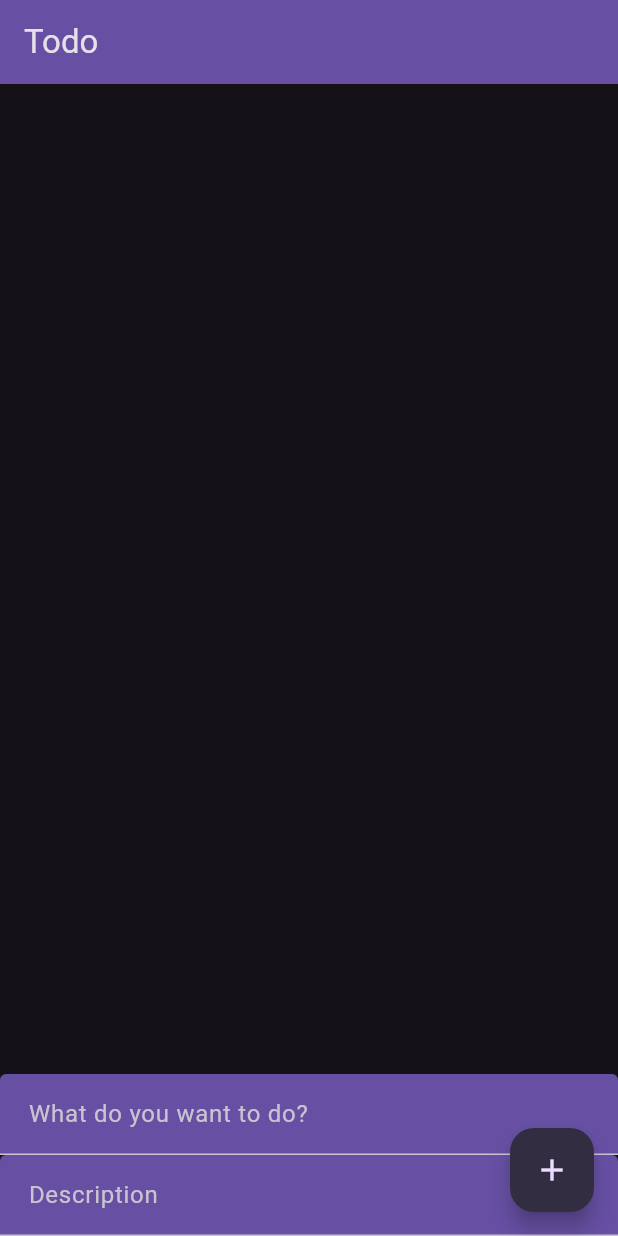
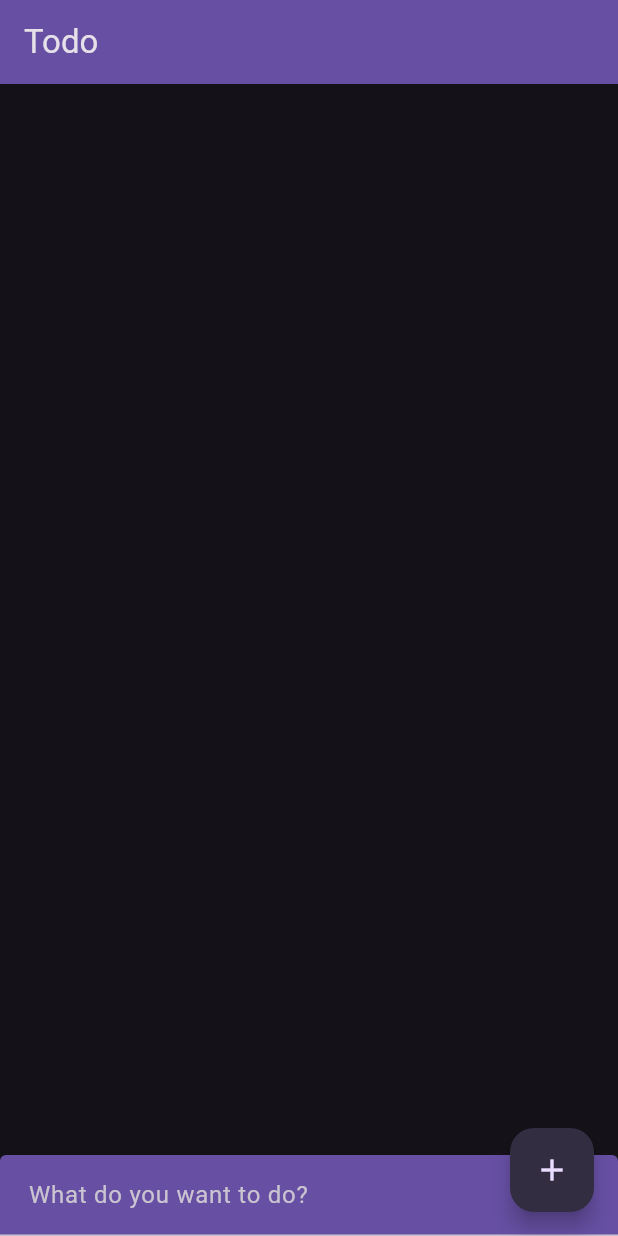
Before and after one commit to CollCaz/Flutter-Todo, a Flutter app: the screen it shows after launch, on a phone screen of 412 x 824 dp. Run offline on Flutter 3.47's test engine with Material 2 defaults, Android fonts, the phone set to English and light mode, and no system bars.

Commit message:
now descriptions can be written and edited from the list item itself

```diff
--- a/todo/lib/main.dart
+++ b/todo/lib/main.dart
@@ -83,6 +83,7 @@ class _TodoListState extends State<TodoList> {
   // values to poplate the todosMap
 
 
+
   bool _addTodoItem() {
       if (todoText == "") {
         DoNothingAction();
@@ -157,16 +158,6 @@ class _TodoListState extends State<TodoList> {
                         fillColor: Theme.of(context).colorScheme.inversePrimary,
                         hintText: "What do you want to do?"),
                   ),
-                    TextField(
-                    controller: _todoDescTextController,
-                    onChanged: (value) => todoDescText = value,
-                    onSubmitted: (value) => {_addTodoItemAndClearText()},
-                    decoration: InputDecoration(
-                        contentPadding: const EdgeInsets.all(15),
-                        filled: true,
-                        fillColor: Theme.of(context).colorScheme.inversePrimary,
-                        hintText: "Description"),
-                  )
                 ],
             ),
           ),
```
Also changed, not shown: todo/lib/widgets/todo.dart (+37 -14 lines).
